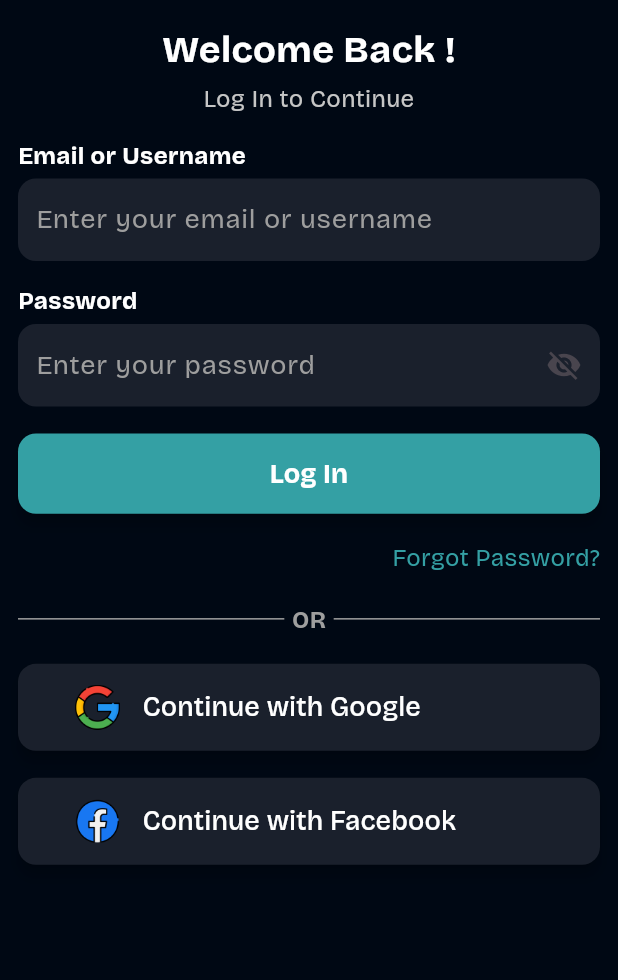
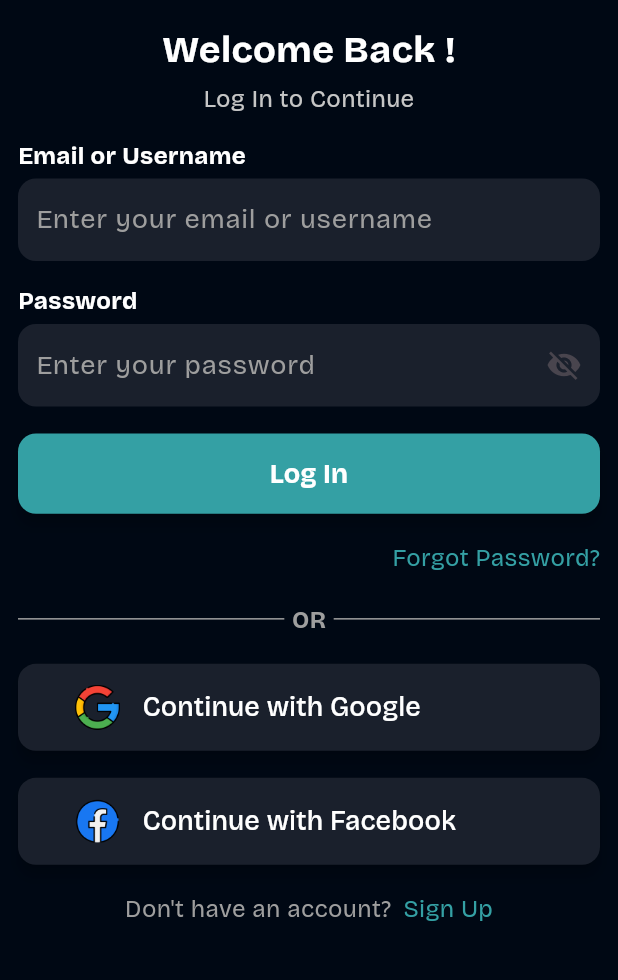
Before and after one commit to karkiayush/Blogify, a Flutter app: the screen it shows after launch, on a phone screen of 412 x 824 dp, the part 135-1115 px from its top. Run offline on Flutter 3.47's test engine with Material 3 defaults, Android fonts, the phone set to English and light mode, and no system bars; our stand-ins replace google_fonts.

Commit message:
feat(login screen): complete login screen

```diff
--- a/lib/screens/login_screen.dart
+++ b/lib/screens/login_screen.dart
@@ -2,6 +2,7 @@ import 'package:blogify/widgets/button_widget.dart';
 import 'package:blogify/widgets/custom_divider_widget.dart';
 import 'package:blogify/widgets/forgot_password_widget.dart';
 import 'package:blogify/widgets/onboarding_text_widget.dart';
+import 'package:blogify/widgets/signup_text_widget.dart';
 import 'package:blogify/widgets/social_login_button_widget.dart';
 import 'package:flutter/material.dart';
 
@@ -104,6 +105,8 @@ class LoginScreen extends StatelessWidget {
                   buttonText: "Continue with Facebook",
                   iconImagePath: 'assets/images/fb_icon.png',
                 ),
+                SizedBox(height: 18),
+                SignupTextWidget(),
               ],
             ),
           ),
--- a/lib/screens/signup_screen.dart
+++ b/lib/screens/signup_screen.dart
@@ -0,0 +1,10 @@
+import 'package:flutter/material.dart';
+
+class SignupScreen extends StatelessWidget {
+  const SignupScreen({super.key});
+
+  @override
+  Widget build(BuildContext context) {
+    return const Scaffold();
+  }
+}
--- a/lib/widgets/signup_text_widget.dart
+++ b/lib/widgets/signup_text_widget.dart
@@ -0,0 +1,37 @@
+import 'package:blogify/screens/signup_screen.dart';
+import 'package:flutter/material.dart';
+
+import '../shared/custom_color.dart';
+import '../shared/custom_fontsize.dart';
+
+class SignupTextWidget extends StatelessWidget {
+  const SignupTextWidget({super.key});
+
+  @override
+  Widget build(BuildContext context) {
+    return Row(
+      mainAxisAlignment: MainAxisAlignment.center,
+      children: [
+        Text(
+          "Don't have an account?",
+          style: TextStyle(
+              color: CustomColor.hintTextColor,
+              fontSize: CustomFontsize.alternativeOptionFontSize),
+        ),
+        SizedBox(width: 8),
+        InkWell(
+          onTap: () {
+            Navigator.push(context,
+                MaterialPageRoute(builder: (context) => SignupScreen()));
+          },
+          child: Text(
+            "Sign Up",
+            style: TextStyle(
+                color: CustomColor.themeColor,
+                fontSize: CustomFontsize.alternativeOptionFontSize),
+          ),
+        )
+      ],
+    );
+  }
+}
```
